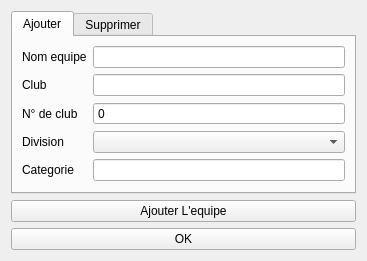
First picture: the form in ui/fenetrevisualisation.ui, repository flagage/volleyclubstats, before the edit.
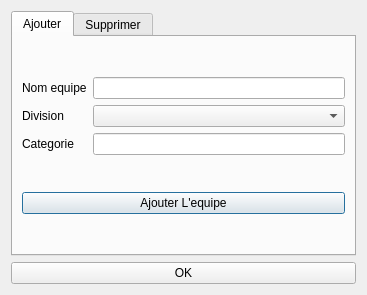
Second picture: the form after the edit.

```diff
--- a/ui/fenetrevisualisation.ui
+++ b/ui/fenetrevisualisation.ui
@@ -7,7 +7,7 @@
     <x>0</x>
     <y>0</y>
     <width>367</width>
-    <height>246</height>
+    <height>295</height>
    </rect>
   </property>
   <property name="windowTitle">
@@ -23,6 +23,8 @@
       <attribute name="title">
        <string>Ajouter</string>
       </attribute>
+      <layout class="QGridLayout" name="gridLayout_4">
+       <item row="0" column="0">
       <layout class="QGridLayout" name="gridLayout">
        <item row="0" column="0">
         <widget class="QLabel" name="label">
@@ -35,46 +37,31 @@
         <widget class="QLineEdit" name="lineEdit"/>
        </item>
        <item row="1" column="0">
-        <widget class="QLabel" name="label_2">
-         <property name="text">
-          <string>Club</string>
-         </property>
-        </widget>
-       </item>
-       <item row="2" column="0">
-        <widget class="QLabel" name="label_3">
-         <property name="text">
-          <string>N° de club</string>
-         </property>
-        </widget>
-       </item>
-       <item row="3" column="0">
         <widget class="QLabel" name="label_4">
          <property name="text">
           <string>Division </string>
          </property>
         </widget>
        </item>
-       <item row="3" column="1">
+         <item row="1" column="1">
         <widget class="QComboBox" name="comboBox_Div"/>
        </item>
-       <item row="4" column="0">
+         <item row="2" column="0">
         <widget class="QLabel" name="label_5">
          <property name="text">
           <string>Categorie</string>
          </property>
         </widget>
        </item>
-       <item row="1" column="1">
-        <widget class="QLineEdit" name="lineEdit_nomClub"/>
-       </item>
-       <item row="4" column="1">
-        <widget class="QLineEdit" name="lineEdit_cat"/>
-       </item>
        <item row="2" column="1">
-        <widget class="QSpinBox" name="spinBox_Num">
-         <property name="buttonSymbols">
-          <enum>QAbstractSpinBox::NoButtons</enum>
+          <widget class="QLineEdit" name="lineEdit_cat"/>
+         </item>
+        </layout>
+       </item>
+       <item row="1" column="0">
+        <widget class="QPushButton" name="pushAjouter">
+         <property name="text">
+          <string>Ajouter L'equipe</string>
          </property>
         </widget>
        </item>
@@ -99,13 +86,6 @@
      </widget>
     </widget>
    </item>
-   <item row="1" column="0">
-    <widget class="QPushButton" name="pushAjouter">
-     <property name="text">
-      <string>Ajouter L'equipe</string>
-     </property>
-    </widget>
-   </item>
    <item row="2" column="0">
     <widget class="QPushButton" name="pushButton_Annuler">
      <property name="text">
```
Lines whose indentation alone changed are shown as unchanged.
